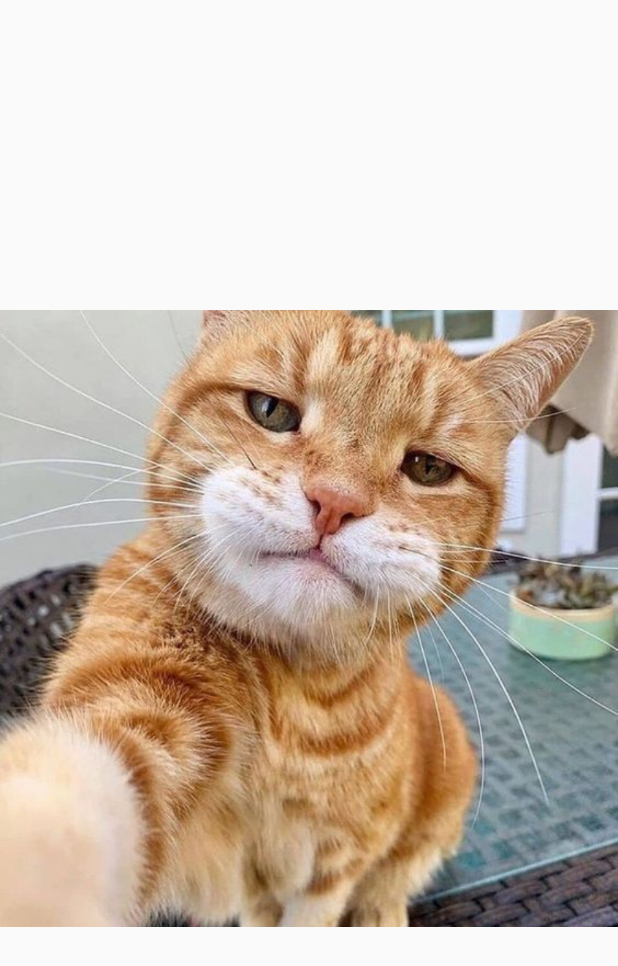
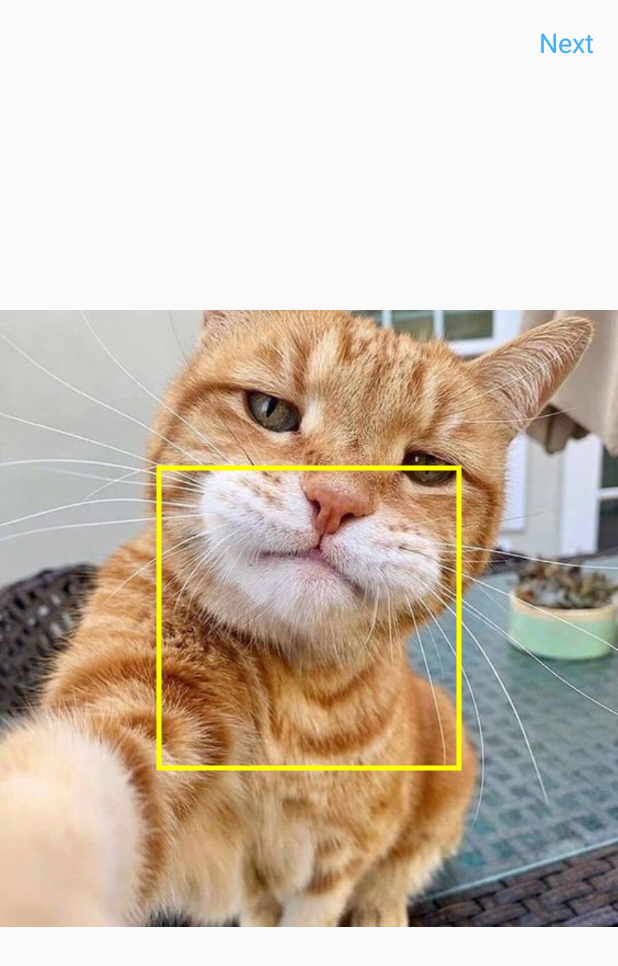
Before and after one commit to BaoLam-01/Cut_Out_Image, an Android app: the screen it shows after launch (MainActivity before the commit, CropActivity after it), on a phone screen of 412 x 824 dp. Shown: the top 966 px of the screen. Run offline under Robolectric (Android 15) with nearby library versions, the phone set to English and light mode, and no system bars.

Commit message:
crop image

```diff
--- a/app/src/main/AndroidManifest.xml
+++ b/app/src/main/AndroidManifest.xml
@@ -13,10 +13,13 @@
         android:theme="@style/Theme.CutOutImage"
         tools:targetApi="31">
         <activity
+            android:name=".MainActivity"
+            android:exported="false" />
+        <activity
             android:name=".OutputActivity"
             android:exported="false" />
         <activity
-            android:name=".MainActivity"
+            android:name=".CropActivity"
             android:exported="true">
             <intent-filter>
                 <action android:name="android.intent.action.MAIN" />
--- /dev/null
+++ b/app/src/main/java/com/lampro/cutoutimage/CropActivity.kt
@@ -0,0 +1,31 @@
+package com.lampro.cutoutimage
+
+import android.content.Intent
+import android.os.Bundle
+import android.widget.TextView
+import androidx.activity.enableEdgeToEdge
+import androidx.appcompat.app.AppCompatActivity
+import androidx.core.view.ViewCompat
+import androidx.core.view.WindowInsetsCompat
+
+class CropActivity : AppCompatActivity() {
+    override fun onCreate(savedInstanceState: Bundle?) {
+        super.onCreate(savedInstanceState)
+        enableEdgeToEdge()
+        setContentView(R.layout.activity_crop)
+        ViewCompat.setOnApplyWindowInsetsListener(findViewById(R.id.main)) { v, insets ->
+            val systemBars = insets.getInsets(WindowInsetsCompat.Type.systemBars())
+            v.setPadding(systemBars.left, systemBars.top, systemBars.right, systemBars.bottom)
+            insets
+        }
+
+        val cropView = findViewById<CropView>(R.id.cropView)
+        val tvNext = findViewById<TextView>(R.id.tvNext)
+        tvNext.setOnClickListener{
+            val croppedImage : ByteArray = cropView.getCroppedImage()
+            val intent = Intent(this, OutputActivity::class.java)
+            intent.putExtra("croppedImage", croppedImage)
+            startActivity(intent)
+        }
+    }
+}
--- /dev/null
+++ b/app/src/main/java/com/lampro/cutoutimage/CropView.kt
@@ -0,0 +1,216 @@
+package com.lampro.cutoutimage
+
+import android.content.Context
+import android.graphics.Bitmap
+import android.graphics.Canvas
+import android.graphics.Color
+import android.graphics.Matrix
+import android.graphics.Paint
+import android.graphics.Point
+import android.graphics.PointF
+import android.graphics.drawable.BitmapDrawable
+import android.util.AttributeSet
+import android.view.MotionEvent
+import java.io.ByteArrayOutputStream
+
+
+class CropView : androidx.appcompat.widget.AppCompatImageView {
+
+    private var paint: Paint = Paint()
+    private val initial_size = 300
+    private lateinit var leftTop: Point
+    private lateinit var rightBottom: Point
+    private lateinit var center: Point
+    private lateinit var previous: Point
+
+    private val DRAG: Int = 0
+    private val LEFT: Int = 1
+    private val TOP: Int = 2
+    private val RIGHT: Int = 3
+    private val BOTTOM: Int = 4
+
+    private var imageScaledWidth = 0
+    private var imageScaledHeight = 0
+
+    constructor(context: Context) : super(context, null) {
+        initCropView()
+    }
+
+    constructor(context: Context, attrs: AttributeSet) : super(context, attrs) {
+        initCropView()
+    }
+
+    constructor(context: Context, attrs: AttributeSet, defStyle: Int) : super(
+        context,
+        attrs,
+        defStyle
+    ) {
+        initCropView()
+    }
+
+
+    private fun initCropView() {
+        paint.color = Color.YELLOW
+        paint.style = Paint.Style.STROKE
+        paint.strokeWidth = 5f
+        leftTop = Point()
+        rightBottom = Point()
+        center = Point()
+        previous = Point()
+    }
+
+
+    override fun onDraw(canvas: Canvas) {
+        super.onDraw(canvas)
+
+        if (leftTop.equals(0, 0))
+            resetPoints();
+        canvas.drawRect(
+            leftTop.x.toFloat(),
+            leftTop.y.toFloat(), rightBottom.x.toFloat(), rightBottom.y.toFloat(), paint
+        )
+    }
+
+    private fun resetPoints() {
+        center.set(width / 2, height / 2);
+        leftTop.set((width - initial_size) / 2, (height - initial_size) / 2);
+        rightBottom.set(leftTop.x + initial_size, leftTop.y + initial_size);
+    }
+
+    override fun onTouchEvent(event: MotionEvent?): Boolean {
+        val eventAction = event!!.action
+        when (eventAction) {
+            MotionEvent.ACTION_DOWN -> previous.set(event.x.toInt(), event.y.toInt())
+
+            MotionEvent.ACTION_MOVE -> if (isActionInsideRectangle(event.x, event.y)) {
+                adjustRectangle(event.x.toInt(), event.y.toInt())
+                invalidate() // redraw rectangle
+                previous.set(event.x.toInt(), event.y.toInt())
+            }
+
+            MotionEvent.ACTION_UP -> previous = Point()
+        }
+        return true
+    }
+
+
+    private fun isActionInsideRectangle(x: Float, y: Float): Boolean {
+        val buffer = 10
+        return (x >= (leftTop.x - buffer) && x <= (rightBottom.x + buffer) && y >= (leftTop.y - buffer) && y <= (rightBottom.y + buffer))
+    }
+
+    private fun adjustRectangle(x: Int, y: Int) {
+        val movement: Int
+        when (getAffectedSide(x, y)) {
+            LEFT -> {
+                movement = x - leftTop.x
+                if (isInImageRange(
+                        PointF(
+                            (leftTop.x + movement).toFloat(),
+                            (leftTop.y + movement).toFloat()
+                        )
+                    )
+                ) leftTop.set(leftTop.x + movement, leftTop.y + movement)
+            }
+
+            TOP -> {
+                movement = y - leftTop.y
+                if (isInImageRange(
+                        PointF(
+                            (leftTop.x + movement).toFloat(),
+                            (leftTop.y + movement).toFloat()
+                        )
+                    )
+                ) leftTop.set(
+                    leftTop.x + movement,
+                    leftTop.y + movement
+                )
+            }
+
+            RIGHT -> {
+                movement = x - rightBottom.x
+                if (isInImageRange(
+                        PointF(
+                            (rightBottom.x + movement).toFloat(),
+                            (rightBottom.y + movement).toFloat()
+                        )
+                    )
+                ) rightBottom.set(
+                    rightBottom.x + movement,
+                    rightBottom.y + movement
+                )
+            }
+
+            BOTTOM -> {
+                movement = y - rightBottom.y
+                if (isInImageRange(
+                        PointF(
+                            (rightBottom.x + movement).toFloat(),
+                            (rightBottom.y + movement).toFloat()
+                        )
+                    )
+                ) rightBottom.set(rightBottom.x + movement, rightBottom.y + movement)
+
+            }
+
+            DRAG -> {
+                movement = x - previous.x
+                val movementY = y - previous.y
+                if (isInImageRange(
+                        PointF(
+                            (leftTop.x + movement).toFloat(),
+                            (leftTop.y + movementY).toFloat()
+                        )
+                    ) && isInImageRange(
+                        PointF(
+                            (rightBottom.x + movement).toFloat(),
+                            (rightBottom.y + movementY).toFloat()
+                        )
+                    )
+                ) {
+                    leftTop.set(leftTop.x + movement, leftTop.y + movementY)
+                    rightBottom.set(rightBottom.x + movement, rightBottom.y + movementY)
+                }
+            }
+        }
+    }
+
+    private fun getAffectedSide(x: Int, y: Int): Int {
+        val buffer = 10
+        return if (x >= (leftTop.x - buffer) && x <= (leftTop.x + buffer)) LEFT
+        else if (y >= (leftTop.y - buffer) && y <= (leftTop.y + buffer)) TOP
+        else if (x >= (rightBottom.x - buffer) && x <= (rightBottom.x + buffer)) RIGHT
+        else if (y >= (rightBottom.y - buffer) && y <= (rightBottom.y + buffer)) BOTTOM
+        else DRAG
+    }
+
+    private fun isInImageRange(point: PointF): Boolean {
+        // Get image matrix values and place them in an array
+        val f = FloatArray(9)
+        imageMatrix.getValues(f)
+
+        // Calculate the scaled dimensions
+        imageScaledWidth = Math.round(drawable.intrinsicWidth * f[Matrix.MSCALE_X])
+        imageScaledHeight = Math.round(drawable.intrinsicHeight * f[Matrix.MSCALE_Y])
+
+        return if (((point.x >= (center.x - (imageScaledWidth / 2)) && point.x <= center.x + (imageScaledWidth / 2) && point.y >= center.y - (imageScaledHeight / 2)) && point.y <= (center.y + (imageScaledHeight / 2)))) true else false
+    }
+
+
+    fun getCroppedImage(): ByteArray {
+        val drawable = drawable as BitmapDrawable
+        val x = (leftTop.x - center.x + (drawable.bitmap.width / 2)).toFloat()
+        val y = (leftTop.y - center.y + (drawable.bitmap.height / 2)).toFloat()
+        val cropped = Bitmap.createBitmap(
+            drawable.bitmap,
+            x.toInt(),
+            y.toInt(),
+            rightBottom.x - leftTop.x,
+            rightBottom.y - leftTop.y
+        )
+        val stream = ByteArrayOutputStream()
+        cropped.compress(Bitmap.CompressFormat.PNG, 100, stream)
+        return stream.toByteArray()
+    }
+
+}
--- a/app/src/main/java/com/lampro/cutoutimage/CutOutView.kt
+++ b/app/src/main/java/com/lampro/cutoutimage/CutOutView.kt
@@ -18,11 +18,12 @@ import android.util.Log
 import android.view.DragEvent
 import android.view.MotionEvent
 import android.view.View
+import android.widget.ImageView
 import android.widget.Toast
 import kotlin.math.pow
 import kotlin.math.sqrt
 
-class CutOutView : View {
+class CutOutView : androidx.appcompat.widget.AppCompatImageView {
 
     private val path: Path = Path()
     private val paint: Paint = Paint(Paint.ANTI_ALIAS_FLAG)
@@ -37,10 +38,10 @@ class CutOutView : View {
     constructor(context: Context) : super(context, null)
     constructor(context: Context, attrs: AttributeSet) : super(context, attrs)
 
-    private lateinit var listener : (isReady: Boolean) -> Unit
+    private lateinit var listener: (isReady: Boolean) -> Unit
 
     private var viewCanvasWidth: Int = 0
-    private var viewCanvasHeight : Int = 0
+    private var viewCanvasHeight: Int = 0
 
     private var targetOriginalBitmap: Bitmap? = null
     private var actualVisibleBitmap: Bitmap? = null
@@ -62,7 +63,8 @@ class CutOutView : View {
         super.onSizeChanged(w, h, oldw, oldh)
     }
 
-    fun setImageBitmap(imageBitmap: Bitmap) {
+    override fun setImageBitmap(imageBitmap: Bitmap) {
+        super.setImageBitmap(imageBitmap)
         targetOriginalBitmap = imageBitmap
         actualVisibleBitmap = null
         invalidate()
@@ -77,16 +79,16 @@ class CutOutView : View {
             // If target's original bitmap is bigger than view size, adjust size for fit
             if (actualVisibleBitmap == null) actualVisibleBitmap = scaleBitmapAndKeepRation(
                 targetOriginalBitmap!!,
-                    height,
-                    width
-                )
+                height,
+                width
+            )
             canvas.drawBitmap(
                 actualVisibleBitmap!!,
                 (viewCanvasWidth / 2 - actualVisibleBitmap!!.width / 2).toFloat(),
                 (viewCanvasHeight / 2 - actualVisibleBitmap!!.height / 2).toFloat(),
                 null
             )
-            canvas.drawPath(path,paint)
+            canvas.drawPath(path, paint)
 
         } else {
             canvas.drawColor(Color.WHITE)
@@ -98,8 +100,8 @@ class CutOutView : View {
 
             canvas.drawText(
                 "Please set image bitmap for process",
-                (width/3).toFloat(),
-                (height/2).toFloat(),
+                (width / 3).toFloat(),
+                (height / 2).toFloat(),
                 textPaint
             )
             isReady = false
@@ -111,7 +113,7 @@ class CutOutView : View {
     fun scaleBitmapAndKeepRation(
         TargetBmp: Bitmap,
         reqHeightInPixels: Int,
-        reqWidthInPixels: Int
+        reqWidthInPixels: Int,
     ): Bitmap {
         val m = Matrix()
         m.setRectToRect(
@@ -121,6 +123,7 @@ class CutOutView : View {
         )
         return Bitmap.createBitmap(TargetBmp, 0, 0, TargetBmp.width, TargetBmp.height, m, true)
     }
+
     @SuppressLint("ClickableViewAccessibility")
     override fun onTouchEvent(event: MotionEvent?): Boolean {
         if (targetOriginalBitmap == null) {
@@ -146,6 +149,7 @@ class CutOutView : View {
                     isReady = false
                     listener(isReady)
                 }
+
                 MotionEvent.ACTION_MOVE -> {
 
                     path.quadTo(currentX, currentY, (x + currentX) / 2, (y + currentY) / 2)
@@ -153,18 +157,18 @@ class CutOutView : View {
                     currentY = y
 
                 }
+
                 MotionEvent.ACTION_UP -> {
                     path.quadTo(currentX, currentY, (x + currentX) / 2, (y + currentY) / 2)
 
-                    val distance = calculateDistance(startX,startY,currentX,currentY)
+                    val distance = calculateDistance(startX, startY, currentX, currentY)
 
                     if (distance < 100) {
-                        path.quadTo(x,y, startX , startY)
+                        path.quadTo(x, y, startX, startY)
 
                         isReady = true
                         listener(isReady)
-                    } else
-                    {
+                    } else {
                         Toast.makeText(
                             this.context,
                             context.getString(R.string.toast_text_cut_out),
@@ -185,7 +189,7 @@ class CutOutView : View {
         return super.onTouchEvent(event)
     }
 
-    private fun calculateDistance(startX: Float, startY: Float, endX: Float, endY: Float) : Double {
+    private fun calculateDistance(startX: Float, startY: Float, endX: Float, endY: Float): Double {
         val offsetX = endX - startX
         val offsetY = endY - startY
         return sqrt(offsetX.toDouble().pow(2.0) + offsetY.toDouble().pow(2.0))
@@ -199,7 +203,7 @@ class CutOutView : View {
         event?.let {
             path.lineTo(event.x, event.y)
             invalidate()
-            Log.e(TAG, "onDragEvent:" )
+            Log.e(TAG, "onDragEvent:")
             return true
         }
         return super.onDragEvent(event)
@@ -239,7 +243,7 @@ class CutOutView : View {
         return BitmapUtils.cropBitmapToBoundingBox(resultImage, Color.TRANSPARENT)
     }
 
-    fun cropImageWithShape(): Bitmap{
+    fun cropImageWithShape(): Bitmap {
         val resultImage =
             Bitmap.createBitmap(viewCanvasWidth, viewCanvasHeight, actualVisibleBitmap!!.config)
 
@@ -271,12 +275,12 @@ class CutOutView : View {
         return resultImage
     }
 
-    fun getIsReady() : Boolean {
+    fun getIsReady(): Boolean {
         return isReady
     }
 
     fun setOnCutOutListener(callback: (isReady: Boolean) -> Unit) {
-            listener = callback
+        listener = callback
     }
 
 }
--- /dev/null
+++ b/app/src/main/res/layout/activity_crop.xml
@@ -0,0 +1,34 @@
+<?xml version="1.0" encoding="utf-8"?>
+<androidx.constraintlayout.widget.ConstraintLayout xmlns:android="http://schemas.android.com/apk/res/android"
+    xmlns:app="http://schemas.android.com/apk/res-auto"
+    xmlns:tools="http://schemas.android.com/tools"
+    android:id="@+id/main"
+    android:layout_width="match_parent"
+    android:layout_height="match_parent"
+    tools:context=".CropActivity">
+
+    <com.lampro.cutoutimage.CropView
+        android:id="@+id/cropView"
+        android:src="@drawable/meo"
+        android:adjustViewBounds="true"
+        android:layout_width="match_parent"
+        android:layout_height="wrap_content"
+        app:layout_constraintTop_toTopOf="parent"
+        app:layout_constraintEnd_toEndOf="parent"
+        app:layout_constraintBottom_toBottomOf="parent"
+        app:layout_constraintStart_toStartOf="parent" />
+
+
+    <androidx.appcompat.widget.AppCompatTextView
+        android:id="@+id/tvNext"
+        android:layout_width="wrap_content"
+        android:layout_height="wrap_content"
+        android:text="@string/next"
+        android:visibility="visible"
+        app:layout_constraintTop_toTopOf="parent"
+        app:layout_constraintEnd_toEndOf="parent"
+        android:textSize="18sp"
+        android:padding="16dp"
+        android:textColor="@color/blue"/>
+
+</androidx.constraintlayout.widget.ConstraintLayout>
--- a/app/src/main/res/layout/activity_main.xml
+++ b/app/src/main/res/layout/activity_main.xml
@@ -18,12 +18,11 @@
             android:id="@+id/cutOutView"
             android:layout_width="match_parent"
             android:layout_height="wrap_content"
+            android:adjustViewBounds="true"
             app:layout_constraintBottom_toBottomOf="parent"
             app:layout_constraintEnd_toEndOf="parent"
-            app:layout_constraintHorizontal_bias="0.0"
             app:layout_constraintStart_toStartOf="parent"
-            app:layout_constraintTop_toTopOf="parent"
-            app:layout_constraintVertical_bias="0.0" />
+            app:layout_constraintTop_toTopOf="parent" />
 
         <androidx.appcompat.widget.AppCompatTextView
             android:id="@+id/tvNext"
```
Also changed, not shown: app/src/main/java/com/lampro/cutoutimage/OutputActivity.kt (+19 -3 lines).
